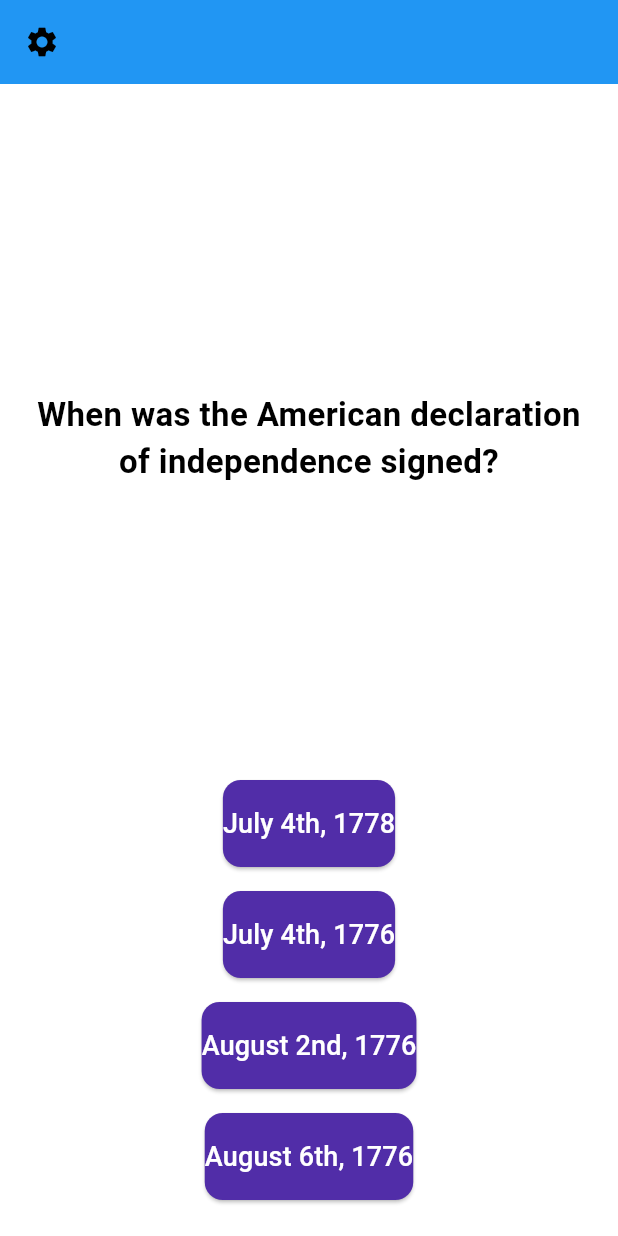
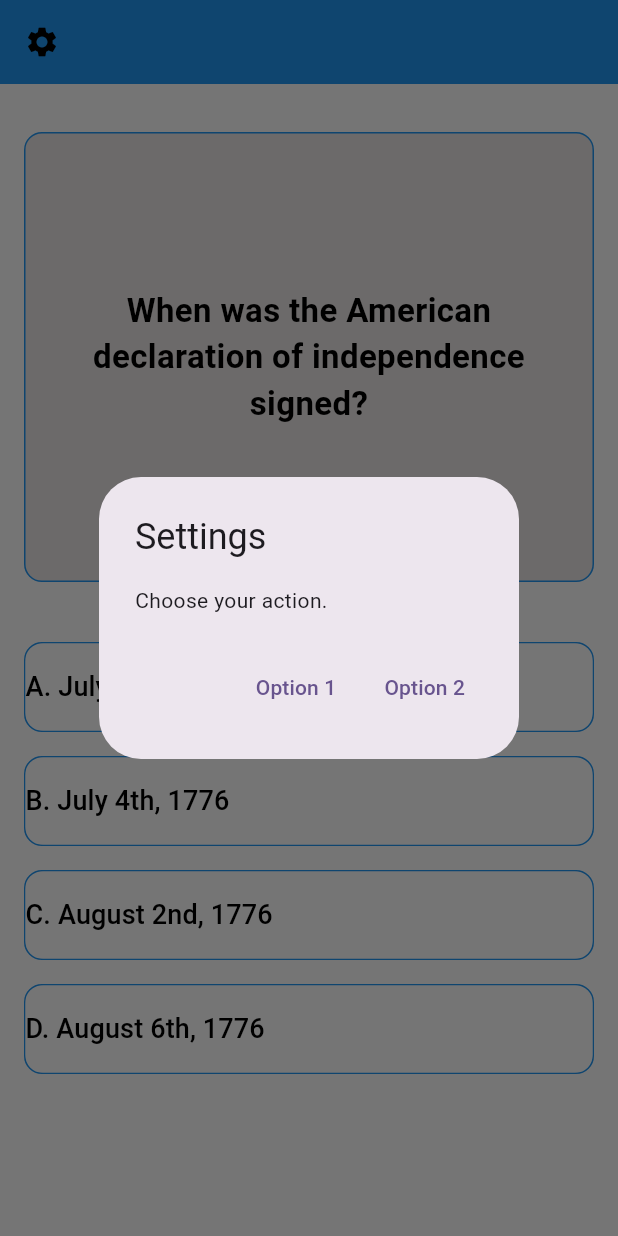
Before and after one commit to liempn13/do_an_di_dong, a Flutter app: the inGame screen opened directly, after a tap on the "settings" icon, on a phone screen of 412 x 824 dp. Run offline on Flutter 3.47's test engine with Material 3 defaults, Android fonts, the phone set to English and light mode, and no system bars; our stand-ins replace flutter_icons, google_fonts, pull_to_refresh_flutter3, velocity_x; missing offline and left inert: custom_clippers; network calls fail.

Commit message:
cập nhật giao diện ingame và đang xử lí pop-up

```diff
--- a/lib/inGame.dart
+++ b/lib/inGame.dart
@@ -10,16 +10,25 @@ class inGame extends StatelessWidget {
         backgroundColor: Colors.blue,
         leading: IconButton(
           icon: Icon(Icons.settings, color: Colors.black),
-          onPressed: () {},
+          onPressed: () {
+            // Gọi hàm showSettingsDialog khi nhấn nút Settings
+            showSettingsDialog(context);
+          },
         ),
       ),
-      body: Padding(
+      body: Column(
+        children: [
+          SizedBox(height: 32.0), // Khoảng cách giữa AppBar đến phần câu hỏi
+          Padding(
+            padding: const EdgeInsets.symmetric(horizontal: 16.0),
+            child: Container(
               padding: const EdgeInsets.all(16.0),
-        child: Column(
-          mainAxisAlignment: MainAxisAlignment.center,
-          children: [
-            // Phần câu hỏi
-            Expanded(
+              height: 300,
+              decoration: BoxDecoration(
+                color: const Color.fromARGB(255, 236, 231, 231),
+                border: Border.all(color: Colors.blue),
+                borderRadius: BorderRadius.circular(12),
+              ),
               child: Center(
                 child: Text(
                   'When was the American declaration of independence signed?',
@@ -32,15 +41,51 @@ class inGame extends StatelessWidget {
                 ),
               ),
             ),
-            // Phần đáp án
-            OptionButton(option: 'July 4th, 1778'),
-            OptionButton(option: 'July 4th, 1776'),
-            OptionButton(option: 'August 2nd, 1776'),
-            OptionButton(option: 'August 6th, 1776'),
+          ),
+          const SizedBox(height: 32.0), // Khoảng cách giữa câu hỏi và đáp án
+          Padding(
+            padding: const EdgeInsets.symmetric(horizontal: 16.0),
+            child: Column(
+              children: [
+                OptionButton(option: 'A. July 4th, 1778'),
+                OptionButton(option: 'B. July 4th, 1776'),
+                OptionButton(option: 'C. August 2nd, 1776'),
+                OptionButton(option: 'D. August 6th, 1776'),
               ],
             ),
           ),
+          const SizedBox(
+              height: 32.0), // Cách đều phần dưới với các câu trả lời
+        ],
+      ),
       backgroundColor: Colors.white,
+    );
+  }
+
+  // Hàm hiển thị bảng pop-up cài đặt
+  void showSettingsDialog(BuildContext context) {
+    showDialog(
+      context: context,
+      builder: (BuildContext context) {
+        return AlertDialog(
+          title: Text('Settings'),
+          content: Text('Choose your action.'),
+          actions: <Widget>[
+            TextButton(
+              onPressed: () {
+                Navigator.of(context).pop(); // Đóng pop-up
+              },
+              child: Text('Option 1'),
+            ),
+            TextButton(
+              onPressed: () {
+                Navigator.of(context).pop(); // Đóng pop-up
+              },
+              child: Text('Option 2'),
+            ),
+          ],
+        );
+      },
     );
   }
 }
@@ -53,22 +98,30 @@ class OptionButton extends StatelessWidget {
   Widget build(BuildContext context) {
     return Padding(
       padding: const EdgeInsets.symmetric(vertical: 8.0),
+      child: Container(
+        decoration: BoxDecoration(
+          border: Border.all(color: Colors.blue),
+          borderRadius: BorderRadius.circular(12),
+        ),
         child: ElevatedButton(
           style: ElevatedButton.styleFrom(
-          backgroundColor: Colors.deepPurple.shade700,
+            backgroundColor: Colors.white, // Màu nền của nút
             padding: const EdgeInsets.symmetric(vertical: 16.0),
             shape: RoundedRectangleBorder(
               borderRadius: BorderRadius.circular(12),
             ),
+            elevation: 0, // Loại bỏ đổ bóng cho nút
           ),
-        onPressed: () {
-          // Xử lý khi chọn đáp án
-        },
+          onPressed: () {},
+          child: Align(
+            alignment: Alignment.centerLeft, // Căn chữ về bên trái
             child: Text(
               option,
               style: const TextStyle(
                 fontSize: 18,
-            color: Colors.white,
+                color: Colors.black,
+              ),
+            ),
           ),
         ),
       ),
```
Lines whose indentation alone changed are shown as unchanged.
